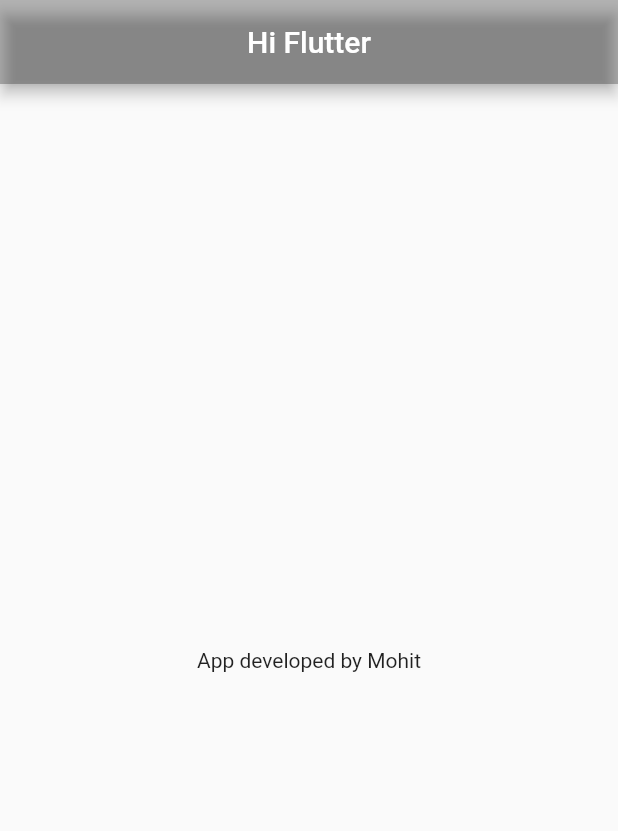
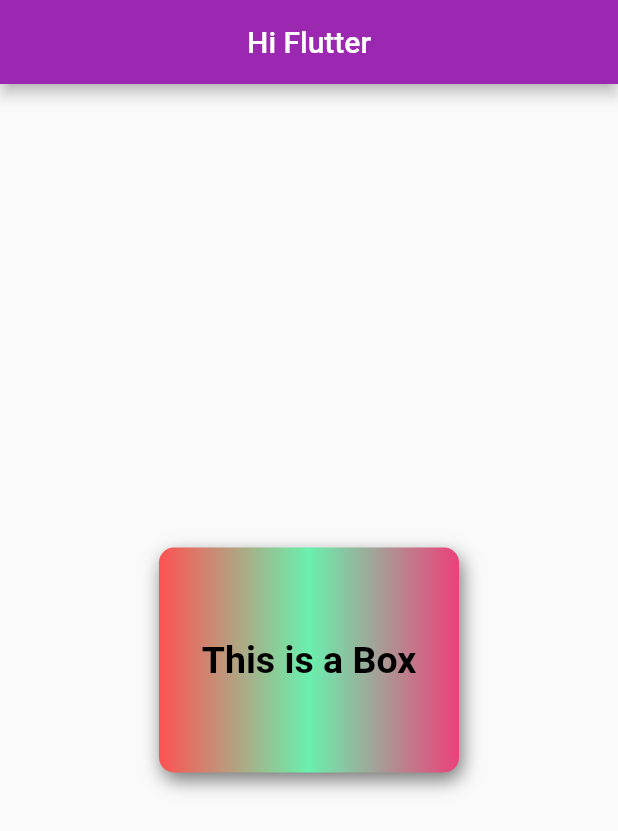
Before and after one commit to RuntimeTerror-404/flutter, a Flutter app: the screen it shows after launch, on a phone screen of 412 x 824 dp. Shown: the top 831 px of the screen. Run offline on Flutter 3.47's test engine with Material 2 defaults, Android fonts, the phone set to English and light mode, and no system bars.

Commit message:
CH2 completed

```diff
--- a/flutter_practice/practice/lib/main.dart
+++ b/flutter_practice/practice/lib/main.dart
@@ -1,3 +1,6 @@
+// ignore: avoid_web_libraries_in_flutter
+// import 'dart:html';
+// ignore: unused_import
 import 'dart:ui';
 
 import 'package:flutter/material.dart';
@@ -15,10 +18,38 @@ class HomePage extends StatelessWidget {
     return Scaffold(
       appBar: AppBar(
         title: Center(child: Text("Hi Flutter")),
-        backgroundColor: Colors.black26,
+        backgroundColor: Colors.purple,
       ),
-      body: Container(
-        child: Center(child: Text("App developed by Mohit")),
+      body: Center(
+        child: Container(
+          padding: const EdgeInsets.all(10),
+          alignment: Alignment.center,
+          // color: Colors.purple[200],
+          width: 200,
+          height: 150,
+          child: Text(
+            "This is a Box",
+            style: TextStyle(
+                color: Colors.black, fontSize: 25, fontWeight: FontWeight.bold,
+                textBaseline: TextBaseline.alphabetic),
+          ),
+          decoration: BoxDecoration(
+            borderRadius: BorderRadius.circular(10),
+              // shape: BoxShape.circle,
+              boxShadow: [
+                BoxShadow(
+                    color: Colors.grey[600],
+                    blurRadius: 10,
+                    offset: Offset(2.0, 5.0))
+              ],
+              color: Colors.teal,
+              gradient: LinearGradient(colors: [
+                Colors.redAccent,
+                // Colors.lightBlue[300],
+                Colors.greenAccent,
+                Colors.pink[400]
+              ])),
+        ),
       ),
     );
   }
```
